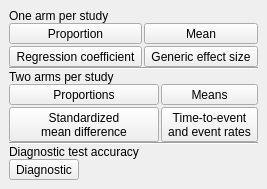
Old version of the form src/rc_metastudio/forms/data_type_page.ui in the repository AliSalman-et-al/rc-metastudio.
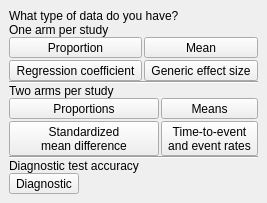
New version of the form. Icons and pictures are not drawn.

Commit message: Keep wizard headers bounded with large Windows system fonts

What changed in the file:
```diff
--- a/src/rc_metastudio/forms/data_type_page.ui
+++ b/src/rc_metastudio/forms/data_type_page.ui
@@ -20,7 +20,7 @@
    <string>WizardPage</string>
   </property>
   <property name="title">
-   <string>What type of data do you have?</string>
+   <string>Data type</string>
   </property>
   <layout class="QVBoxLayout" name="workflowPageLayout">
    <property name="leftMargin"><number>0</number></property>
@@ -37,6 +37,12 @@
       <layout class="QVBoxLayout" name="verticalLayout">
        <property name="spacing"><number>0</number></property>
        <property name="sizeConstraint"><enum>QLayout::SetMinimumSize</enum></property>
+       <item>
+        <widget class="QLabel" name="data_type_guidance">
+         <property name="text"><string>What type of data do you have?</string></property>
+         <property name="wordWrap"><bool>true</bool></property>
+        </widget>
+       </item>
        <item>
         <widget class="QLabel" name="label_2">
      <property name="font">
```
The commit also changes 1 other file.
